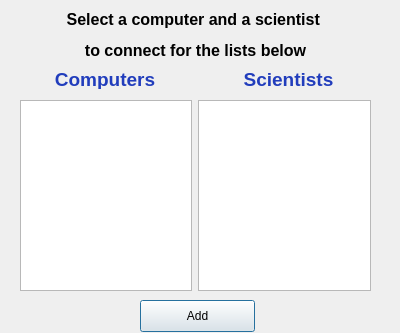
Old version of the form vika3/week3/addconnectionsdialog.ui in the repository axelboga/hopur32.
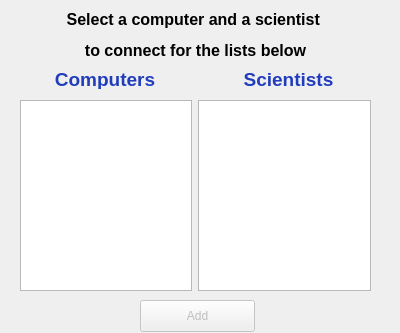
New version of the form.

Diff of the .ui file:
```diff
--- a/vika3/week3/addconnectionsdialog.ui
+++ b/vika3/week3/addconnectionsdialog.ui
@@ -15,7 +15,7 @@
   </property>
   <widget class="QPushButton" name="button_add_connections">
    <property name="enabled">
-    <bool>true</bool>
+    <bool>false</bool>
    </property>
    <property name="geometry">
     <rect>
```
